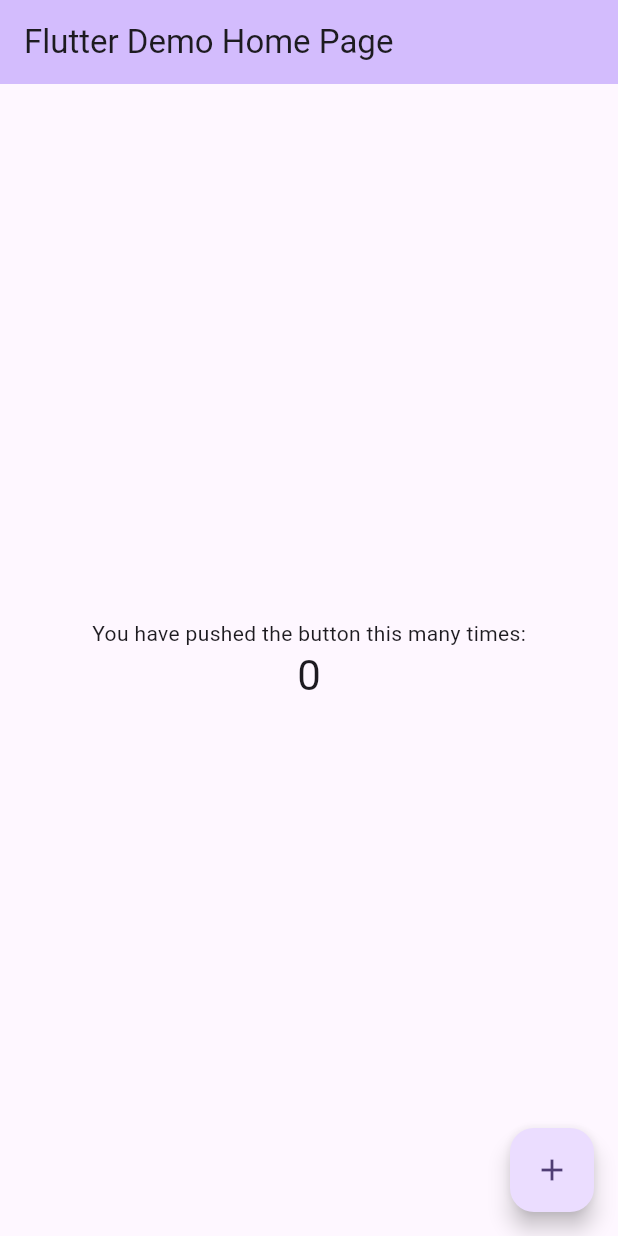
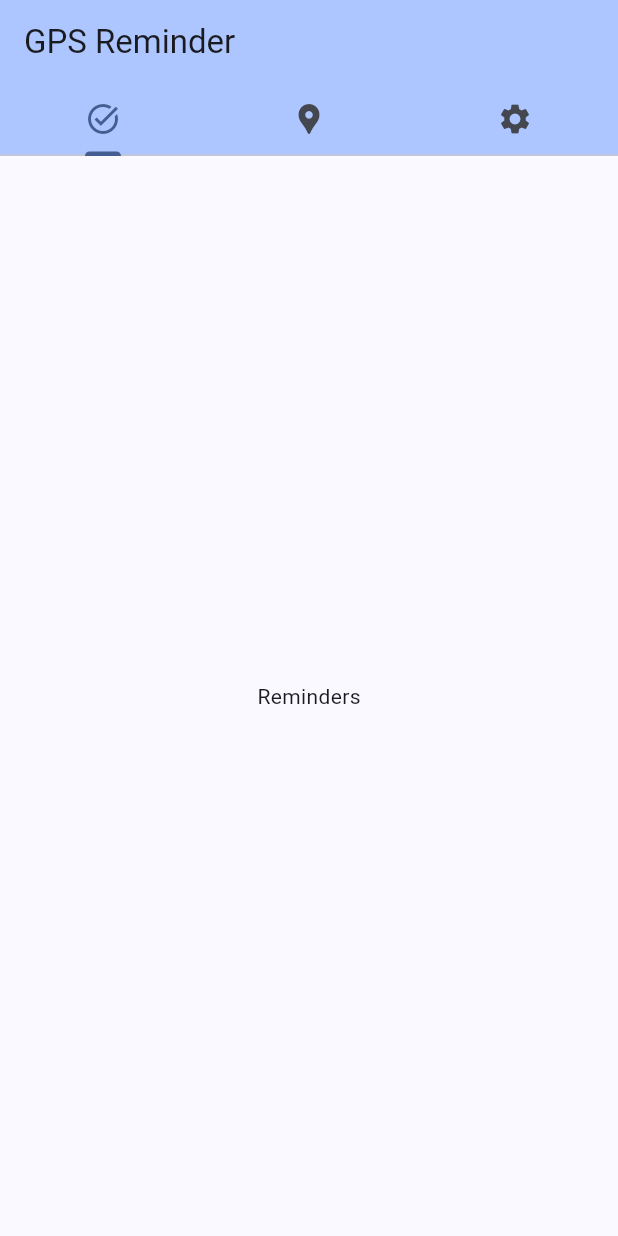
Before and after one commit to Outtech105k/EventCatapult, a Flutter app: the screen it shows after launch, on a phone screen of 412 x 824 dp. Run offline on Flutter 3.47's test engine with Material 3 defaults, Android fonts, the phone set to English and light mode, and no system bars.

Commit message:
Setup App Base アプリ基盤の生成

```diff
--- a/lib/main.dart
+++ b/lib/main.dart
@@ -1,125 +1,68 @@
 import 'package:flutter/material.dart';
+import 'pages/reminders.dart';
+import 'pages/locations.dart';
+import 'pages/settings.dart';
 
 void main() {
-  runApp(const MyApp());
+  runApp(const ReminderApp());
 }
 
-class MyApp extends StatelessWidget {
-  const MyApp({super.key});
+class ReminderApp extends StatelessWidget {
+  const ReminderApp({super.key});
 
-  // This widget is the root of your application.
   @override
   Widget build(BuildContext context) {
     return MaterialApp(
-      title: 'Flutter Demo',
+      title: 'GPS Reminder',
       theme: ThemeData(
-        // This is the theme of your application.
-        //
-        // TRY THIS: Try running your application with "flutter run". You'll see
-        // the application has a purple toolbar. Then, without quitting the app,
-        // try changing the seedColor in the colorScheme below to Colors.green
-        // and then invoke "hot reload" (save your changes or press the "hot
-        // reload" button in a Flutter-supported IDE, or press "r" if you used
-        // the command line to start the app).
-        //
-        // Notice that the counter didn't reset back to zero; the application
-        // state is not lost during the reload. To reset the state, use hot
-        // restart instead.
-        //
-        // This works for code too, not just values: Most code changes can be
-        // tested with just a hot reload.
-        colorScheme: ColorScheme.fromSeed(seedColor: Colors.deepPurple),
+        colorSchemeSeed: Colors.blueAccent,
         useMaterial3: true,
+        brightness: Brightness.light,
       ),
-      home: const MyHomePage(title: 'Flutter Demo Home Page'),
+      darkTheme: ThemeData(
+        colorSchemeSeed: Colors.blueAccent,
+        useMaterial3: true,
+        brightness: Brightness.dark,
+      ),
+      home: const HomePage(title: 'GPS Reminder'),
     );
   }
 }
 
-class MyHomePage extends StatefulWidget {
-  const MyHomePage({super.key, required this.title});
-
-  // This widget is the home page of your application. It is stateful, meaning
-  // that it has a State object (defined below) that contains fields that affect
-  // how it looks.
-
-  // This class is the configuration for the state. It holds the values (in this
-  // case the title) provided by the parent (in this case the App widget) and
-  // used by the build method of the State. Fields in a Widget subclass are
-  // always marked "final".
+class HomePage extends StatefulWidget {
+  const HomePage({super.key, required this.title});
 
   final String title;
 
   @override
-  State<MyHomePage> createState() => _MyHomePageState();
+  State<HomePage> createState() => _HomePageState();
 }
 
-class _MyHomePageState extends State<MyHomePage> {
-  int _counter = 0;
-
-  void _incrementCounter() {
-    setState(() {
-      // This call to setState tells the Flutter framework that something has
-      // changed in this State, which causes it to rerun the build method below
-      // so that the display can reflect the updated values. If we changed
-      // _counter without calling setState(), then the build method would not be
-      // called again, and so nothing would appear to happen.
-      _counter++;
-    });
-  }
-
+class _HomePageState extends State<HomePage> {
   @override
   Widget build(BuildContext context) {
-    // This method is rerun every time setState is called, for instance as done
-    // by the _incrementCounter method above.
-    //
-    // The Flutter framework has been optimized to make rerunning build methods
-    // fast, so that you can just rebuild anything that needs updating rather
-    // than having to individually change instances of widgets.
-    return Scaffold(
+    return DefaultTabController(
+        length: 3,
+        child: Scaffold(
       appBar: AppBar(
-        // TRY THIS: Try changing the color here to a specific color (to
-        // Colors.amber, perhaps?) and trigger a hot reload to see the AppBar
-        // change color while the other colors stay the same.
         backgroundColor: Theme.of(context).colorScheme.inversePrimary,
-        // Here we take the value from the MyHomePage object that was created by
-        // the App.build method, and use it to set our appbar title.
         title: Text(widget.title),
-      ),
-      body: Center(
-        // Center is a layout widget. It takes a single child and positions it
-        // in the middle of the parent.
-        child: Column(
-          // Column is also a layout widget. It takes a list of children and
-          // arranges them vertically. By default, it sizes itself to fit its
-          // children horizontally, and tries to be as tall as its parent.
-          //
-          // Column has various properties to control how it sizes itself and
-          // how it positions its children. Here we use mainAxisAlignment to
-          // center the children vertically; the main axis here is the vertical
-          // axis because Columns are vertical (the cross axis would be
-          // horizontal).
-          //
-          // TRY THIS: Invoke "debug painting" (choose the "Toggle Debug Paint"
-          // action in the IDE, or press "p" in the console), to see the
-          // wireframe for each widget.
-          mainAxisAlignment: MainAxisAlignment.center,
-          children: <Widget>[
-            const Text(
-              'You have pushed the button this many times:',
-            ),
-            Text(
-              '$_counter',
-              style: Theme.of(context).textTheme.headlineMedium,
-            ),
-          ],
+        bottom: const TabBar(
+            tabs: <Widget> [
+              Tab(icon: Icon(Icons.task_alt)),
+              Tab(icon: Icon(Icons.location_pin)),
+              Tab(icon: Icon(Icons.settings)),
+            ],
         ),
       ),
-      floatingActionButton: FloatingActionButton(
-        onPressed: _incrementCounter,
-        tooltip: 'Increment',
-        child: const Icon(Icons.add),
-      ), // This trailing comma makes auto-formatting nicer for build methods.
+          body: const TabBarView(
+            children: [
+              RemindersPage(),
+              LocationsPage(),
+              SettingsPage(),
+            ],
+          ),
+    )
     );
   }
 }
--- /dev/null
+++ b/lib/pages/reminders.dart
@@ -0,0 +1,17 @@
+import 'package:flutter/material.dart';
+
+class RemindersPage extends StatefulWidget {
+  const RemindersPage({super.key});
+
+  @override
+  State<RemindersPage> createState() => _RemindersPageState();
+}
+
+class _RemindersPageState extends State<RemindersPage> {
+  @override
+  Widget build(BuildContext context) {
+    return const Center(
+      child: Text("Reminders"),
+    );
+  }
+}
```
Also changed, not shown: lib/pages/locations.dart (added, +17 -0 lines), lib/pages/settings.dart (added, +17 -0 lines), 2 other files.
